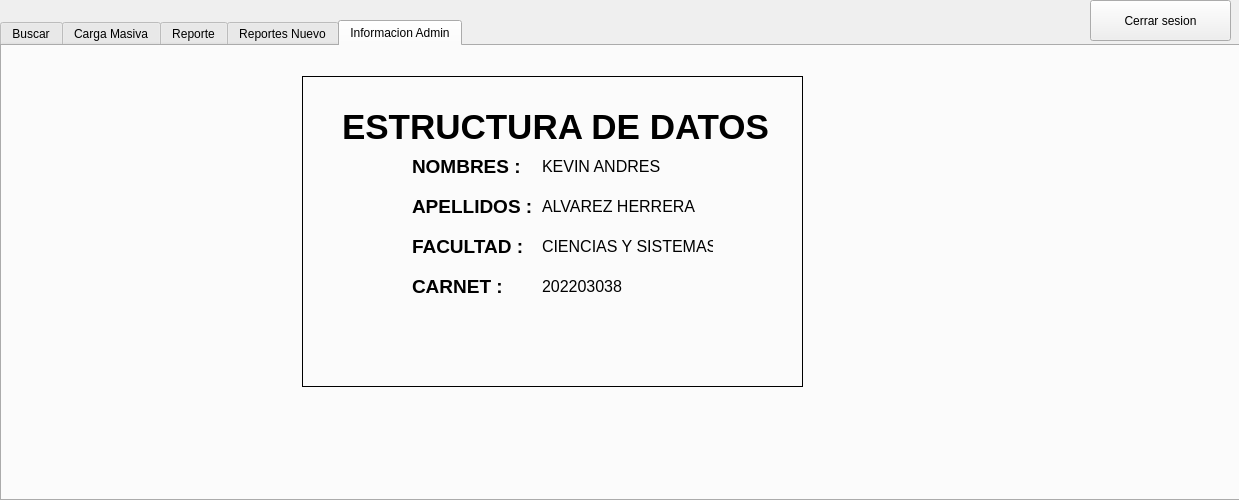
Above: Fase3/main/admin.ui from Kevin-alvarez1/PROYECTO_MULTIFASES_RED_SOCIAL before the change. Below: the same form after it.
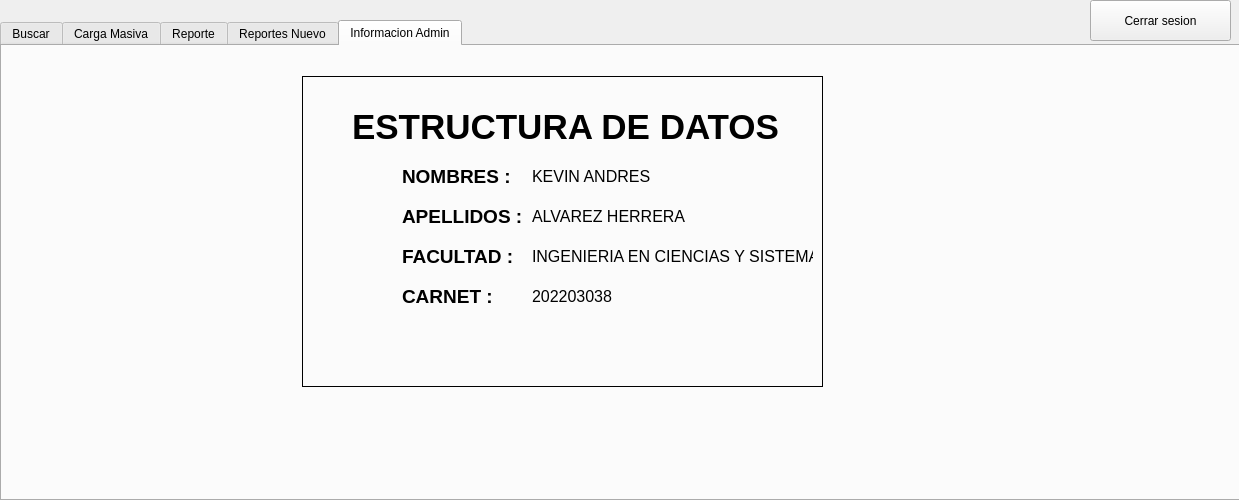
That is the form after the change. The open tabs and pages were chosen to show the change.

```diff
--- a/Fase3/main/admin.ui
+++ b/Fase3/main/admin.ui
@@ -648,7 +648,7 @@
       <rect>
        <x>300</x>
        <y>30</y>
-       <width>501</width>
+       <width>521</width>
        <height>311</height>
       </rect>
      </property>
@@ -661,7 +661,7 @@
      <widget class="QLabel" name="label_10">
       <property name="geometry">
        <rect>
-        <x>40</x>
+        <x>50</x>
         <y>30</y>
         <width>451</width>
         <height>41</height>
@@ -680,8 +680,8 @@
      <widget class="QLabel" name="label_9">
       <property name="geometry">
        <rect>
-        <x>110</x>
-        <y>160</y>
+        <x>100</x>
+        <y>170</y>
         <width>171</width>
         <height>20</height>
        </rect>
@@ -699,9 +699,9 @@
      <widget class="QLabel" name="label_13">
       <property name="geometry">
        <rect>
-        <x>240</x>
-        <y>160</y>
-        <width>171</width>
+        <x>230</x>
+        <y>170</y>
+        <width>281</width>
         <height>20</height>
        </rect>
       </property>
@@ -712,14 +712,14 @@
        </font>
       </property>
       <property name="text">
-       <string>CIENCIAS Y SISTEMAS</string>
+       <string>INGENIERIA EN CIENCIAS Y SISTEMAS</string>
       </property>
      </widget>
      <widget class="QLabel" name="label_8">
       <property name="geometry">
        <rect>
-        <x>110</x>
-        <y>120</y>
+        <x>100</x>
+        <y>130</y>
         <width>171</width>
         <height>20</height>
        </rect>
@@ -737,8 +737,8 @@
      <widget class="QLabel" name="label_12">
       <property name="geometry">
        <rect>
-        <x>240</x>
-        <y>120</y>
+        <x>230</x>
+        <y>130</y>
         <width>171</width>
         <height>20</height>
        </rect>
@@ -756,8 +756,8 @@
      <widget class="QLabel" name="label_11">
       <property name="geometry">
        <rect>
-        <x>240</x>
-        <y>80</y>
+        <x>230</x>
+        <y>90</y>
         <width>171</width>
         <height>20</height>
        </rect>
@@ -775,8 +775,8 @@
      <widget class="QLabel" name="label_14">
       <property name="geometry">
        <rect>
-        <x>110</x>
-        <y>200</y>
+        <x>100</x>
+        <y>210</y>
         <width>171</width>
         <height>20</height>
        </rect>
@@ -794,8 +794,8 @@
      <widget class="QLabel" name="label_7">
       <property name="geometry">
        <rect>
-        <x>110</x>
-        <y>80</y>
+        <x>100</x>
+        <y>90</y>
         <width>171</width>
         <height>20</height>
        </rect>
@@ -813,8 +813,8 @@
      <widget class="QLabel" name="label_15">
       <property name="geometry">
        <rect>
-        <x>240</x>
-        <y>200</y>
+        <x>230</x>
+        <y>210</y>
         <width>171</width>
         <height>20</height>
        </rect>
```
Left out of the diff: 2 changed lines with no effect on the pictures.
